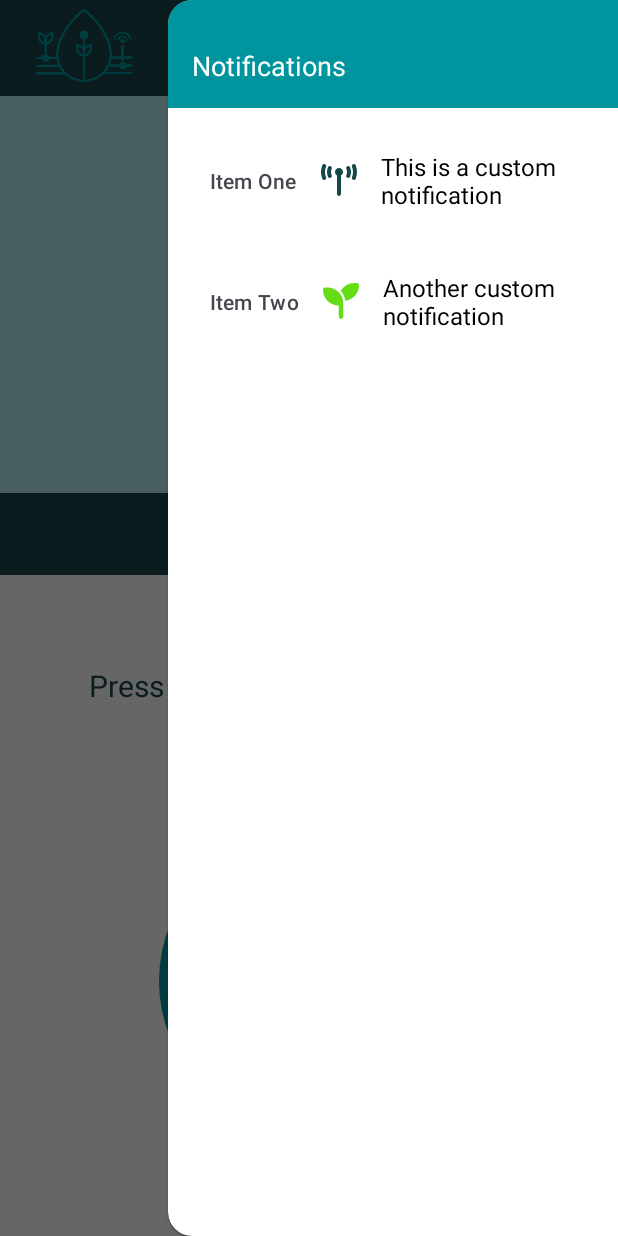
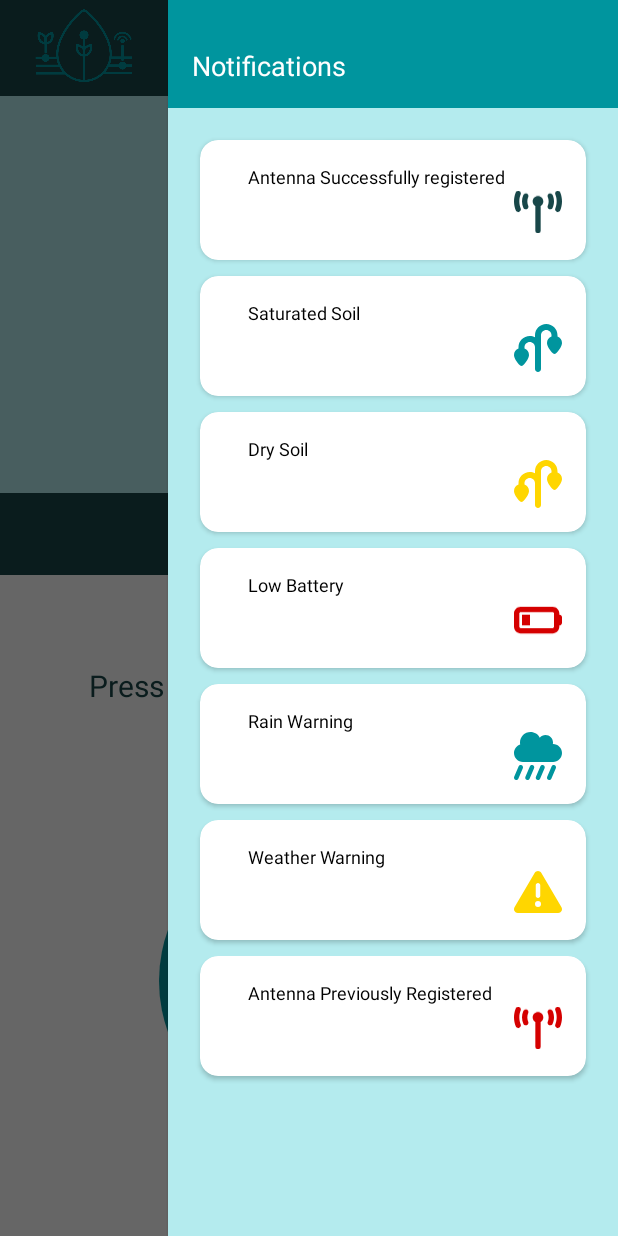
Before and after one commit to MiguelAdolfoV/FieldHydroTech, an Android app: the EmptyMenu screen opened directly, with no data from a screen before it, after a tap on an icon or button, on a phone screen of 412 x 824 dp. Run offline under Robolectric (Android 15) with nearby library versions, the phone set to English and light mode, and no system bars.

Commit message:
notification visual elements done, begining notification logic

```diff
--- a/app/src/main/java/com/example/fieldhydrotech/EmptyMenu.kt
+++ b/app/src/main/java/com/example/fieldhydrotech/EmptyMenu.kt
@@ -1,5 +1,7 @@
 package com.example.fieldhydrotech
 
+import Notification
+import NotificationManager
 import WeatherIconUtils
 import WeatherUtils
 import android.Manifest
@@ -9,9 +11,9 @@ import android.os.Bundle
 import android.os.Handler
 import android.os.Looper
 import android.util.Log
-import android.view.LayoutInflater
 import android.widget.Button
 import android.widget.ImageView
+import android.widget.LinearLayout
 import android.widget.TextView
 import androidx.activity.enableEdgeToEdge
 import androidx.appcompat.app.AppCompatActivity
@@ -21,7 +23,6 @@ import androidx.core.view.ViewCompat
 import androidx.core.view.WindowInsetsCompat
 import androidx.drawerlayout.widget.DrawerLayout
 import com.example.fieldhydrotech.repo.DatabaseHelper
-import com.google.android.material.navigation.NavigationView
 
 class EmptyMenu : AppCompatActivity() {
 
@@ -30,7 +31,8 @@ class EmptyMenu : AppCompatActivity() {
     private lateinit var weatherTextView: TextView
     private lateinit var weatherImageView: ImageView
     private lateinit var drawerLayout: DrawerLayout
-    private lateinit var navigationView: NavigationView
+    private lateinit var notificationManager: NotificationManager
+    private lateinit var notificationContainer: LinearLayout
 
     private val handler = Handler(Looper.getMainLooper())
     private val updateInterval = 10 * 60 * 1000L // 10 minutos en milisegundos
@@ -61,9 +63,12 @@ class EmptyMenu : AppCompatActivity() {
         weatherUtil = WeatherUtils(this, "e81ea761176beda5398782787bb02340") // Reemplaza con tu API Key
 
         drawerLayout = findViewById(R.id.drawer_layout)
-        navigationView = findViewById(R.id.navigation_view)
+        notificationContainer = findViewById(R.id.notification_container)
         weatherTextView = findViewById(R.id.weather_text_view)
         weatherImageView = findViewById(R.id.weather_image_view)
+
+        // Inicializar NotificationManager con el contenedor de notificaciones
+        notificationManager = NotificationManager(this, notificationContainer)
 
         val largeAddButton = findViewById<Button>(R.id.large_add_button)
         val notificationButton = findViewById<Button>(R.id.toolbar_notification_button)
@@ -74,18 +79,32 @@ class EmptyMenu : AppCompatActivity() {
         }
 
         notificationButton.setOnClickListener {
-            if (drawerLayout.isDrawerOpen(navigationView)) {
-                drawerLayout.closeDrawer(navigationView)
-            } else {
-                drawerLayout.openDrawer(navigationView)
-            }
+            toggleDrawer()
         }
 
-        customizeMenuItems()
+        createNotifications()
 
         checkLocationPermission()
 
         handler.post(weatherUpdateRunnable)
+    }
+
+    private fun createNotifications() {
+        notificationManager.addNotification(Notification(R.drawable.tower_broadcast_solid, "Antenna Successfully registered"))
+        notificationManager.addNotification(Notification(R.drawable.plant_flooded_solid, "Saturated Soil"))
+        notificationManager.addNotification(Notification(R.drawable.plant_dry_solid, "Dry Soil"))
+        notificationManager.addNotification(Notification(R.drawable.battery_quarter_solid, "Low Battery"))
+        notificationManager.addNotification(Notification(R.drawable.rain_notification, "Rain Warning"))
+        notificationManager.addNotification(Notification(R.drawable.warning_notification, "Weather Warning"))
+        notificationManager.addNotification(Notification(R.drawable.tower_broadcast_solid_warning, "Antenna Previously Registered"))
+    }
+
+    private fun toggleDrawer() {
+        if (drawerLayout.isDrawerOpen(findViewById(R.id.notification_drawer))) {
+            drawerLayout.closeDrawer(findViewById(R.id.notification_drawer))
+        } else {
+            drawerLayout.openDrawer(findViewById(R.id.notification_drawer))
+        }
     }
 
     private fun checkLocationPermission() {
@@ -115,32 +134,6 @@ class EmptyMenu : AppCompatActivity() {
                 weatherTextView.text = "Internet/Location is off"
             }
         }
-    }
-
-    private fun customizeMenuItems() {
-        val menu = navigationView.menu
-
-        // Personalizar el primer item
-        val menuItemOne = menu.findItem(R.id.nav_item_one)
-        val actionViewOne = LayoutInflater.from(this).inflate(R.layout.notification_item, null)
-        val iconOne = actionViewOne.findViewById<ImageView>(R.id.item_icon)
-        val titleOne = actionViewOne.findViewById<TextView>(R.id.item_title)
-
-        iconOne.setImageResource(R.drawable.tower_broadcast_solid) // Configura el icono que quieras
-        titleOne.text = "This is a custom notification"
-
-        menuItemOne.actionView = actionViewOne
-
-        // Personalizar el segundo item
-        val menuItemTwo = menu.findItem(R.id.nav_item_two)
-        val actionViewTwo = LayoutInflater.from(this).inflate(R.layout.notification_item, null)
-        val iconTwo = actionViewTwo.findViewById<ImageView>(R.id.item_icon)
-        val titleTwo = actionViewTwo.findViewById<TextView>(R.id.item_title)
-
-        iconTwo.setImageResource(R.drawable.seedling_solid) // Configura el icono que quieras
-        titleTwo.text = "Another custom notification"
-
-        menuItemTwo.actionView = actionViewTwo
     }
 
     override fun onRequestPermissionsResult(
--- /dev/null
+++ b/app/src/main/java/com/example/fieldhydrotech/utils/NotificationManager.kt
@@ -0,0 +1,38 @@
+import android.content.Context
+import android.view.LayoutInflater
+import android.view.View
+import android.widget.ImageView
+import android.widget.LinearLayout
+import android.widget.TextView
+import com.example.fieldhydrotech.R
+
+data class Notification(val iconResId: Int, val title: String)
+
+class NotificationManager(private val context: Context, private val container: LinearLayout) {
+
+    fun addNotification(notification: Notification) {
+        // Inflar la vista de la notificación
+        val inflater = LayoutInflater.from(context)
+        val notificationView = inflater.inflate(R.layout.notification_item, container, false)
+
+        // Configurar la vista de la notificación
+        val icon = notificationView.findViewById<ImageView>(R.id.item_icon)
+        val title = notificationView.findViewById<TextView>(R.id.item_title)
+
+        icon.setImageResource(notification.iconResId)
+        title.text = notification.title
+
+        // Añadir la vista al contenedor
+        container.addView(notificationView)
+
+        // Agregar OnClickListener para eliminar la notificación cuando se haga clic en ella
+        notificationView.setOnClickListener {
+            // Remover la vista del contenedor
+            container.removeView(notificationView)
+        }
+    }
+
+    fun clearNotifications() {
+        container.removeAllViews()
+    }
+}
--- /dev/null
+++ b/app/src/main/res/drawable/rain_notification.xml
@@ -0,0 +1,9 @@
+<vector xmlns:android="http://schemas.android.com/apk/res/android"
+    android:width="512dp"
+    android:height="512dp"
+    android:viewportWidth="512"
+    android:viewportHeight="512">
+  <path
+      android:fillColor="@color/primary_color"
+      android:pathData="M96,320c-53,0 -96,-43 -96,-96c0,-42.5 27.6,-78.6 65.9,-91.2C64.7,126.1 64,119.1 64,112C64,50.1 114.1,0 176,0c43.1,0 80.5,24.3 99.2,60c14.7,-17.1 36.5,-28 60.8,-28c44.2,0 80,35.8 80,80c0,5.5 -0.6,10.8 -1.6,16c0.5,0 1.1,0 1.6,0c53,0 96,43 96,96s-43,96 -96,96L96,320zM81.5,353.9c12.2,5.2 17.8,19.3 12.6,31.5l-48,112c-5.2,12.2 -19.3,17.8 -31.5,12.6S-3.3,490.7 1.9,478.5l48,-112c5.2,-12.2 19.3,-17.8 31.5,-12.6zM201.5,353.9c12.2,5.2 17.8,19.3 12.6,31.5l-48,112c-5.2,12.2 -19.3,17.8 -31.5,12.6s-17.8,-19.3 -12.6,-31.5l48,-112c5.2,-12.2 19.3,-17.8 31.5,-12.6zM446.1,385.4l-48,112c-5.2,12.2 -19.3,17.8 -31.5,12.6s-17.8,-19.3 -12.6,-31.5l48,-112c5.2,-12.2 19.3,-17.8 31.5,-12.6s17.8,19.3 12.6,31.5zM313.5,353.9c12.2,5.2 17.8,19.3 12.6,31.5l-48,112c-5.2,12.2 -19.3,17.8 -31.5,12.6s-17.8,-19.3 -12.6,-31.5l48,-112c5.2,-12.2 19.3,-17.8 31.5,-12.6z"/>
+</vector>
--- /dev/null
+++ b/app/src/main/res/drawable/tower_broadcast_solid_warning.xml
@@ -0,0 +1,9 @@
+<vector xmlns:android="http://schemas.android.com/apk/res/android"
+    android:width="576dp"
+    android:height="512dp"
+    android:viewportWidth="576"
+    android:viewportHeight="512">
+  <path
+      android:fillColor="@color/baterry_low_color"
+      android:pathData="M80.3,44C69.8,69.9 64,98.2 64,128s5.8,58.1 16.3,84c6.6,16.4 -1.3,35 -17.7,41.7s-35,-1.3 -41.7,-17.7C7.4,202.6 0,166.1 0,128S7.4,53.4 20.9,20C27.6,3.6 46.2,-4.3 62.6,2.3S86.9,27.6 80.3,44zM555.1,20C568.6,53.4 576,89.9 576,128s-7.4,74.6 -20.9,108c-6.6,16.4 -25.3,24.3 -41.7,17.7S489.1,228.4 495.7,212c10.5,-25.9 16.3,-54.2 16.3,-84s-5.8,-58.1 -16.3,-84C489.1,27.6 497,9 513.4,2.3s35,1.3 41.7,17.7zM352,128c0,23.7 -12.9,44.4 -32,55.4L320,480c0,17.7 -14.3,32 -32,32s-32,-14.3 -32,-32l0,-296.6c-19.1,-11.1 -32,-31.7 -32,-55.4c0,-35.3 28.7,-64 64,-64s64,28.7 64,64zM170.6,76.8C163.8,92.4 160,109.7 160,128s3.8,35.6 10.6,51.2c7.1,16.2 -0.3,35.1 -16.5,42.1s-35.1,-0.3 -42.1,-16.5c-10.3,-23.6 -16,-49.6 -16,-76.8s5.7,-53.2 16,-76.8c7.1,-16.2 25.9,-23.6 42.1,-16.5s23.6,25.9 16.5,42.1zM464,51.2c10.3,23.6 16,49.6 16,76.8s-5.7,53.2 -16,76.8c-7.1,16.2 -25.9,23.6 -42.1,16.5s-23.6,-25.9 -16.5,-42.1c6.8,-15.6 10.6,-32.9 10.6,-51.2s-3.8,-35.6 -10.6,-51.2c-7.1,-16.2 0.3,-35.1 16.5,-42.1s35.1,0.3 42.1,16.5z"/>
+</vector>
--- /dev/null
+++ b/app/src/main/res/drawable/warning_notification.xml
@@ -0,0 +1,9 @@
+<vector xmlns:android="http://schemas.android.com/apk/res/android"
+    android:width="512dp"
+    android:height="512dp"
+    android:viewportWidth="512"
+    android:viewportHeight="512">
+  <path
+      android:fillColor="@color/baterry_medium_color"
+      android:pathData="M256,32c14.2,0 27.3,7.5 34.5,19.8l216,368c7.3,12.4 7.3,27.7 0.2,40.1S486.3,480 472,480L40,480c-14.3,0 -27.6,-7.7 -34.7,-20.1s-7,-27.8 0.2,-40.1l216,-368C228.7,39.5 241.8,32 256,32zM256,160c-13.3,0 -24,10.7 -24,24l0,112c0,13.3 10.7,24 24,24s24,-10.7 24,-24l0,-112c0,-13.3 -10.7,-24 -24,-24zM288,384a32,32 0,1 0,-64 0,32 32,0 1,0 64,0z"/>
+</vector>
--- a/app/src/main/res/layout/activity_empty_menu.xml
+++ b/app/src/main/res/layout/activity_empty_menu.xml
@@ -214,15 +214,39 @@
         </LinearLayout>
     </LinearLayout>
 </LinearLayout>
-    <!-- Drawer -->
-    <com.google.android.material.navigation.NavigationView
-        android:id="@+id/navigation_view"
+    <!-- Drawer con contenedor de notificaciones -->
+    <LinearLayout
+        android:id="@+id/notification_drawer"
         android:layout_width="300dp"
         android:layout_height="match_parent"
         android:layout_gravity="end"
-        android:background="@color/white"
-        android:fitsSystemWindows="true"
-        app:headerLayout="@layout/navigation_header"
-        app:menu="@menu/navigation_menu" />
+        android:orientation="vertical"
+        android:gravity="start"
+        android:background="@color/horizontal_scroll_color">
 
+        <LinearLayout
+            xmlns:android="http://schemas.android.com/apk/res/android"
+            android:layout_width="match_parent"
+            android:layout_height="wrap_content"
+            android:orientation="vertical"
+            android:padding="16dp"
+            android:background="@color/primary_color">
+
+            <TextView
+                android:id="@+id/header_title"
+                android:layout_marginTop="15dp"
+                android:layout_width="wrap_content"
+                android:layout_height="wrap_content"
+                android:text="Notifications"
+                android:textColor="@color/white"
+                android:textSize="18sp" />
+        </LinearLayout>
+
+        <LinearLayout
+            android:id="@+id/notification_container"
+            android:layout_width="match_parent"
+            android:layout_height="wrap_content"
+            android:orientation="vertical"
+            android:layout_margin="16dp"/>
+    </LinearLayout>
 </androidx.drawerlayout.widget.DrawerLayout>
--- a/app/src/main/res/layout/notification_item.xml
+++ b/app/src/main/res/layout/notification_item.xml
@@ -1,26 +1,35 @@
 <?xml version="1.0" encoding="utf-8"?>
-<LinearLayout xmlns:android="http://schemas.android.com/apk/res/android"
+<androidx.cardview.widget.CardView xmlns:android="http://schemas.android.com/apk/res/android"
     android:layout_width="match_parent"
     android:layout_height="wrap_content"
-    android:orientation="horizontal"
+    xmlns:app="http://schemas.android.com/apk/res-auto"
+    android:backgroundTint="@color/white"
+    app:cardCornerRadius="12dp"
+    android:layout_margin="5dp">
+
+    <RelativeLayout
+        android:layout_width="match_parent"
+        android:layout_height="80dp"
         android:padding="16dp">
-
-    <ImageView
-        android:id="@+id/item_icon"
-        android:layout_width="24dp"
-        android:layout_height="24dp"
-        android:layout_gravity="center_vertical"
-        android:contentDescription="olas sou la desiicpricion queiroo que se fea lde a maderes ao en "
-        android:src="@drawable/tower_broadcast_solid"/>
-
         <TextView
             android:id="@+id/item_title"
             android:layout_width="wrap_content"
             android:layout_height="wrap_content"
             android:layout_gravity="center_vertical"
             android:layout_marginStart="16dp"
-        android:text="Notification Title"
+            android:text="Nodification description - Lorem ipsum dolor sit amet, consectetur adipiscing elit. Proin"
             android:textColor="@android:color/black"
-        android:textSize="16sp"/>
+            android:textSize="12dp"/>
 
-</LinearLayout>
+        <ImageView
+            android:id="@+id/item_icon"
+            android:layout_width="32dp"
+            android:layout_height="32dp"
+            android:layout_alignParentEnd="true"
+            android:layout_alignParentBottom="true"
+            android:src="@drawable/tower_broadcast_solid"/>
+
+
+    </RelativeLayout>
+
+</androidx.cardview.widget.CardView>
--- a/app/src/main/res/menu/navigation_menu.xml
+++ b/app/src/main/res/menu/navigation_menu.xml
@@ -1,8 +1,6 @@
+<!-- res/menu/navigation_menu.xml -->
 <menu xmlns:android="http://schemas.android.com/apk/res/android">
+    <!-- Define empty items, as titles will be handled via custom views -->
     <item
-        android:id="@+id/nav_item_one"
-        android:title="Item One"/>
-    <item
-        android:id="@+id/nav_item_two"
-        android:title="Item Two"/>
+        android:id="@+id/nav_item_one"/>
 </menu>
```
Lines whose indentation alone changed are shown as unchanged.
